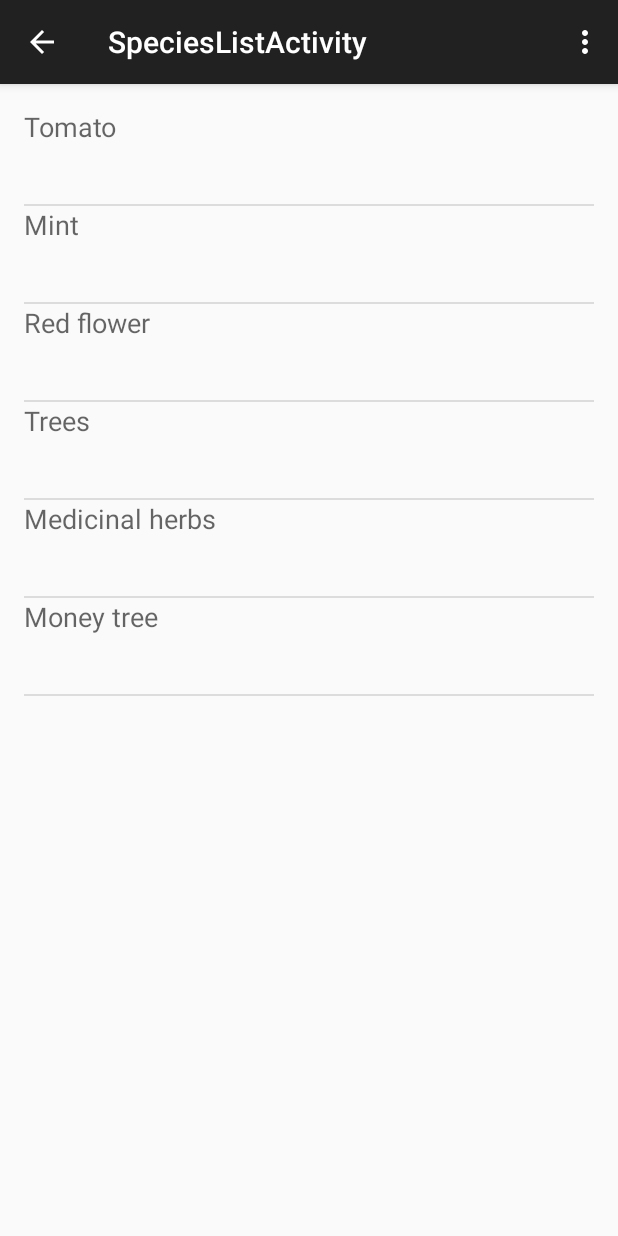
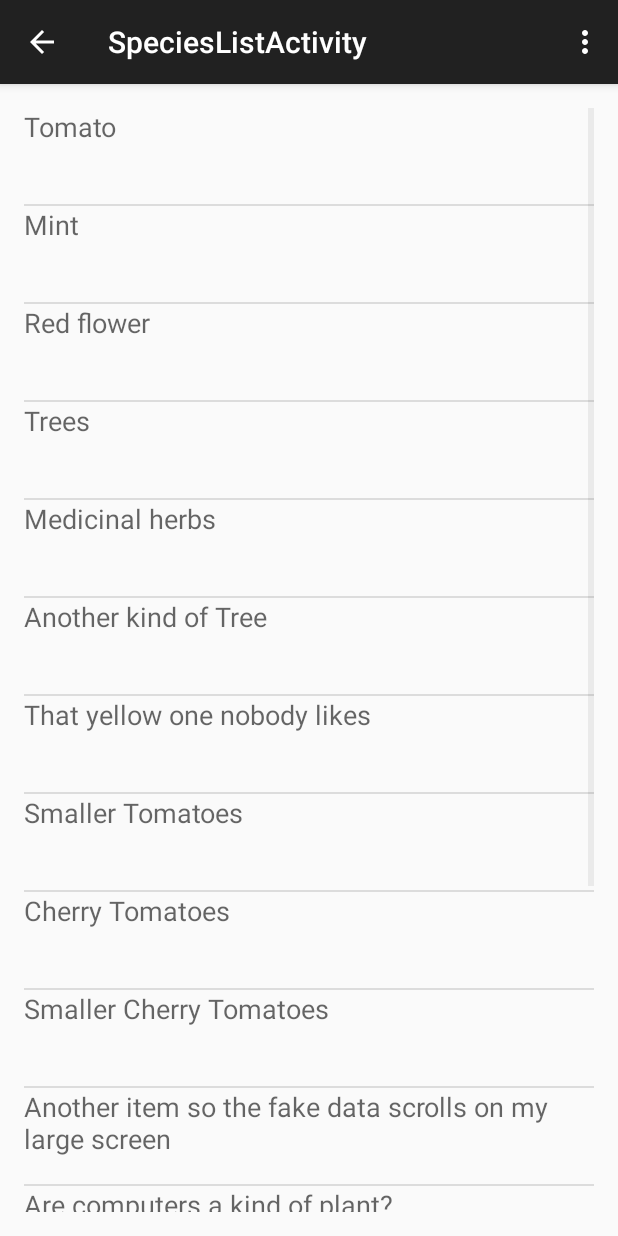
Before and after one commit to mra48/garden_app, an Android app: the SpeciesListActivity screen opened directly, with no data from a screen before it, on a phone screen of 412 x 824 dp. Run offline under Robolectric (Android 15) with nearby library versions, the phone set to English and light mode, and no system bars.

Commit message:
Connected MainActivity to SpeciesListActivity Added more fake data to make sure the list can scroll (it can)

```diff
--- a/GardenApp/app/src/main/java/com/cs1530_group1/gardenapp/MainActivity.java
+++ b/GardenApp/app/src/main/java/com/cs1530_group1/gardenapp/MainActivity.java
@@ -1,5 +1,6 @@
 package com.cs1530_group1.gardenapp;
 
+import android.content.Intent;
 import android.support.v7.app.ActionBarActivity;
 import android.os.Bundle;
 import android.util.Log;
@@ -9,6 +10,7 @@ import android.view.View;
 import android.widget.Toast;
 
 
+@SuppressWarnings("deprecation")
 public class MainActivity extends ActionBarActivity {
 
     //Log tag, for logging errors
@@ -45,19 +47,25 @@ public class MainActivity extends ActionBarActivity {
     /**
      * This is to launch the activity that views all the Species as a ListView
      *
-     * @param view
+     * @param view the view that called this method (currently unused)
      */
     public void startSpeciesListActivity(View view){
+
+        Log.v(LOG_TAG, "Starting SpeciesListActivity");
+        Intent intent = new Intent(this, SpeciesListActivity.class);
+        startActivity(intent);
+
+        /*
         Log.e(LOG_TAG, "startSpeciesListActivity is not yet implemented");
         Toast.makeText(getApplicationContext(), "This feature is not yet implemented", Toast.LENGTH_SHORT).show();
-
+        */
     }
 
     /**
      * This method is called upon a button click from the activity_main screen, and is to launch
      * the view of the garden.
      *
-     * @param view
+     * @param view the view that called this method (currently unused)
      */
     public void startGardenViewActivity(View view){
         Log.e(LOG_TAG, "startGardenViewActivity is not yet implemented");
--- a/GardenApp/app/src/main/java/com/cs1530_group1/gardenapp/SpeciesListActivity.java
+++ b/GardenApp/app/src/main/java/com/cs1530_group1/gardenapp/SpeciesListActivity.java
@@ -6,6 +6,7 @@ import android.view.Menu;
 import android.view.MenuItem;
 
 
+@SuppressWarnings("deprecation")
 public class SpeciesListActivity extends ActionBarActivity {
 
     @Override
--- a/GardenApp/app/src/main/java/com/cs1530_group1/gardenapp/SpeciesListActivityFragment.java
+++ b/GardenApp/app/src/main/java/com/cs1530_group1/gardenapp/SpeciesListActivityFragment.java
@@ -2,6 +2,7 @@ package com.cs1530_group1.gardenapp;
 
 import android.support.v4.app.Fragment;
 import android.os.Bundle;
+import android.util.Log;
 import android.view.LayoutInflater;
 import android.view.View;
 import android.view.ViewGroup;
@@ -9,18 +10,23 @@ import android.widget.ArrayAdapter;
 import android.widget.ListView;
 
 import java.util.ArrayList;
+import java.util.Collections;
 import java.util.List;
 
 
 /**
- * A placeholder fragment containing a simple view.
+ * The Activity Fragment that creates a ListView of all the species.
+ * @author Charles Smith <cas275@pitt.ecu>
  */
 public class SpeciesListActivityFragment extends Fragment {
 
-    ArrayAdapter adapter;
+    private ArrayAdapter adapter; //this is needed to populate the listview
+    private static final String LOG_TAG = "SpeciesListActivityF..."; //for when something needs logged.
 
     public SpeciesListActivityFragment() {
+        //nothing here!
     }
+
 
     @Override
     public View onCreateView(LayoutInflater inflater, ViewGroup container,
@@ -30,20 +36,30 @@ public class SpeciesListActivityFragment extends Fragment {
 
         //TODO replace this
         //fake data is to be used only until the real data is loaded.
+        Log.w(LOG_TAG, "many features are missing and/or populated with fake data");
+
         String[] fakeData = {
                 "Tomato",
                 "Mint",
                 "Red flower",
                 "Trees",
                 "Medicinal herbs",
+                "Another kind of Tree",
+                "That yellow one nobody likes",
+                "Smaller Tomatoes",
+                "Cherry Tomatoes",
+                "Smaller Cherry Tomatoes",
+                "Another item so the fake data scrolls on my large screen",
+                "Are computers a kind of plant?",
+                "What about Android phones?",
+                "Really, they're not?",
+                "Huh, TIL",
                 "Money tree"
         };
 
-        ArrayList<String> fakeDataList = new ArrayList<String>();
+        ArrayList<String> fakeDataList = new ArrayList<>();
         //data needs to be in a list, I only made a string[] to make creating the fake data a little easier
-        for(String s:fakeData){
-            fakeDataList.add(s);
-        }
+        Collections.addAll(fakeDataList, fakeData);
 
         adapter = new ArrayAdapter(getActivity(), R.layout.species_list_textview, R.id.list_item_species_textview,fakeDataList);
 
@@ -54,4 +70,6 @@ public class SpeciesListActivityFragment extends Fragment {
 
         return rootView;
     }
+
+    //TODO create an async task to get the species list and have it update the list upon completion
 }
--- a/GardenApp/app/src/main/res/layout/species_list_textview.xml
+++ b/GardenApp/app/src/main/res/layout/species_list_textview.xml
@@ -2,7 +2,7 @@
 <TextView xmlns:android="http://schemas.android.com/apk/res/android"
     android:layout_width="match_parent"
     android:layout_height="wrap_content"
-    android:text="this is filler text"
+    android:text="@string/filler_text"
     android:textAppearance="?android:attr/textAppearanceMedium"
     android:layout_gravity="center_vertical"
     android:minHeight="?android:attr/listPreferredItemHeight"
--- a/GardenApp/app/src/main/res/values/strings.xml
+++ b/GardenApp/app/src/main/res/values/strings.xml
@@ -6,4 +6,5 @@
     <string name="species_list_activity_button">View Species List</string>
     <string name="garden_view_activity_button">View Garden</string>
     <string name="title_activity_species_list">SpeciesListActivity</string>
+    <string name="filler_text">this is filler text</string>
 </resources>
```
Also changed, not shown: 1 other file.
